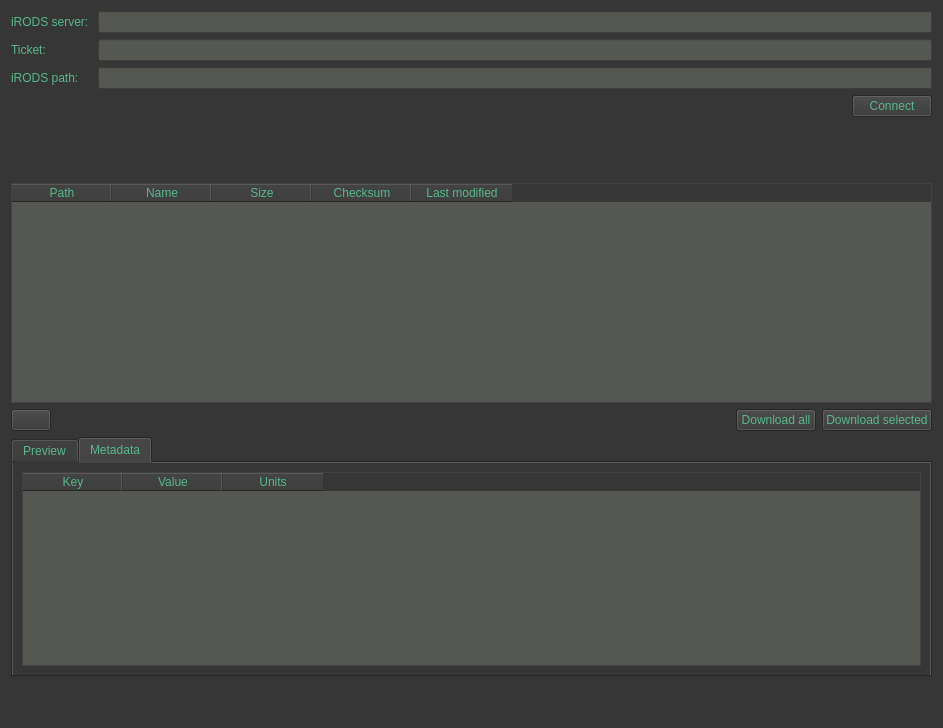
iBridges-for-iRODS/iBridges, file gui/ui-files/tabTicketAccess.ui: the form before one commit.
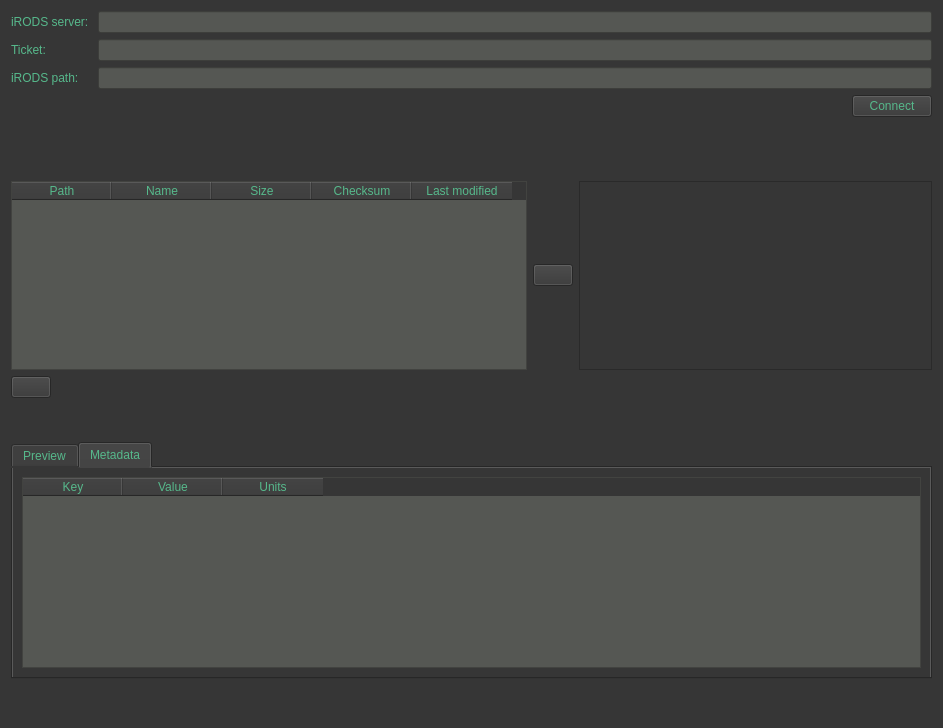
The form after the commit. Icons and pictures are not drawn.

Commit message: Adding metadata and preview to ticket view

```diff
--- a/gui/ui-files/tabTicketAccess.ui
+++ b/gui/ui-files/tabTicketAccess.ui
@@ -111,13 +111,10 @@
     </widget>
    </item>
    <item>
-    <spacer name="verticalSpacer">
+    <spacer name="verticalSpacer_3">
      <property name="orientation">
       <enum>Qt::Vertical</enum>
      </property>
-     <property name="sizeType">
-      <enum>QSizePolicy::Maximum</enum>
-     </property>
      <property name="sizeHint" stdset="0">
       <size>
        <width>20</width>
@@ -126,6 +123,8 @@
      </property>
     </spacer>
    </item>
+   <item>
+    <layout class="QHBoxLayout" name="horizontalLayout_3">
    <item>
     <widget class="QTableWidget" name="collTable">
      <property name="sizeAdjustPolicy">
@@ -168,6 +167,35 @@
     </widget>
    </item>
    <item>
+      <widget class="QPushButton" name="downloadButton_2">
+       <property name="text">
+        <string/>
+       </property>
+       <property name="icon">
+        <iconset>
+         <normaloff>../icons/arrow-right.png</normaloff>../icons/arrow-right.png</iconset>
+       </property>
+       <property name="iconSize">
+        <size>
+         <width>30</width>
+         <height>30</height>
+        </size>
+       </property>
+      </widget>
+     </item>
+     <item>
+      <widget class="QTreeView" name="localFsTreeView">
+       <property name="selectionMode">
+        <enum>QAbstractItemView::NoSelection</enum>
+       </property>
+       <property name="selectionBehavior">
+        <enum>QAbstractItemView::SelectItems</enum>
+       </property>
+      </widget>
+     </item>
+    </layout>
+   </item>
+   <item>
     <layout class="QHBoxLayout" name="horizontalLayout_2">
      <item>
       <widget class="QPushButton" name="homeButton">
@@ -193,22 +221,24 @@
        </property>
       </spacer>
      </item>
-     <item>
-      <widget class="QPushButton" name="downloadButton">
-       <property name="text">
-        <string>Download all</string>
-       </property>
-      </widget>
-     </item>
-     <item>
-      <widget class="QPushButton" name="downloadSelectionButton">
-       <property name="text">
-        <string>Download selected</string>
-       </property>
-      </widget>
-     </item>
     </layout>
    </item>
+   <item>
+    <spacer name="verticalSpacer">
+     <property name="orientation">
+      <enum>Qt::Vertical</enum>
+     </property>
+     <property name="sizeType">
+      <enum>QSizePolicy::Maximum</enum>
+     </property>
+     <property name="sizeHint" stdset="0">
+      <size>
+       <width>20</width>
+       <height>40</height>
+      </size>
+     </property>
+    </spacer>
+   </item>
    <item>
     <widget class="QTabWidget" name="tabWidget">
      <property name="currentIndex">
@@ -220,7 +250,7 @@
       </attribute>
       <layout class="QVBoxLayout" name="verticalLayout_3">
        <item>
-        <widget class="QTextBrowser" name="textBrowser"/>
+        <widget class="QTextBrowser" name="previewBrowser"/>
        </item>
       </layout>
      </widget>
@@ -230,7 +260,7 @@
       </attribute>
       <layout class="QVBoxLayout" name="verticalLayout_2">
        <item>
-        <widget class="QTableWidget" name="tableWidget_2">
+        <widget class="QTableWidget" name="metadataTable">
          <property name="editTriggers">
           <set>QAbstractItemView::NoEditTriggers</set>
          </property>
```
Lines whose indentation alone changed are shown as unchanged. The commit also changes 1 other file.
